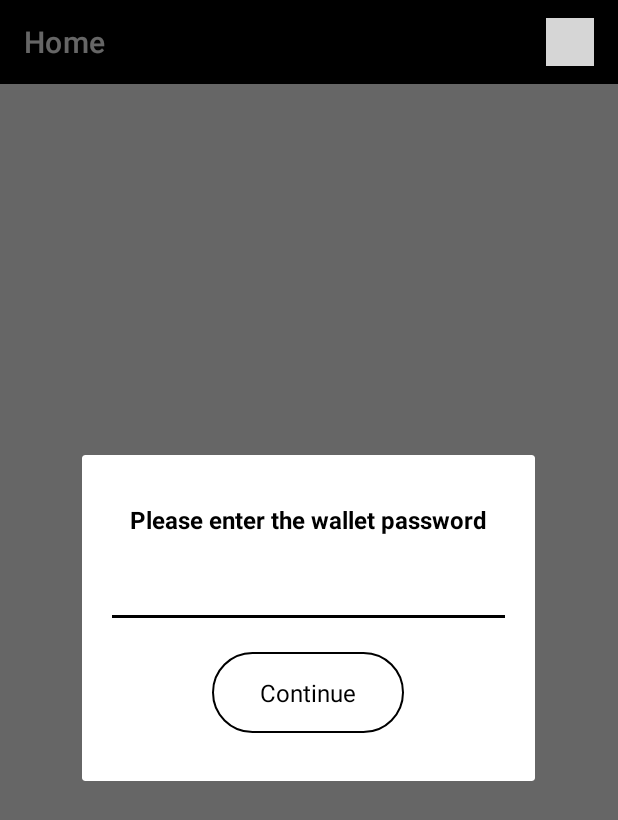
After one commit to farzam-aghamohammadi/Refiq, an Android app built with Jetpack Compose: the EnterPasswordFragment screen opened through its navigation route, on a phone screen of 412 x 824 dp. The commit adds this screen. Shown: the top 820 px of the screen. Run offline under Robolectric (Android 15) with nearby library versions, the phone set to English and light mode, and no system bars; our stand-ins replace navigation-ui; grey boxes are pictures that could not be loaded.

Commit message:
Design and implement getting password

```diff
--- a/Apps/Android/app/src/main/java/com/eth/refiq/ui/wallet/WalletFragment.kt
+++ b/Apps/Android/app/src/main/java/com/eth/refiq/ui/wallet/WalletFragment.kt
@@ -8,6 +8,7 @@ import android.widget.TextView
 import androidx.fragment.app.Fragment
 import androidx.lifecycle.ViewModelProvider
 import androidx.navigation.fragment.findNavController
+import com.eth.refiq.R
 import com.eth.refiq.databinding.FragmentWalletBinding
 import org.koin.androidx.viewmodel.ext.android.activityViewModel
 
@@ -37,8 +38,12 @@ class WalletFragment : Fragment() {
             findNavController().popBackStack()
         }
         binding.walletImport.setOnClickListener {
+            findNavController().navigate(R.id.action_to_enter_password)
+        }
+        binding.walletNew.setOnClickListener {
+            findNavController().navigate(R.id.action_to_enter_password)
+        }
 
-        }
     }
     override fun onDestroyView() {
         super.onDestroyView()
--- a/Apps/Android/app/src/main/java/com/eth/refiq/ui/wallet/newwallet/NewWalletFragment.kt
+++ b/Apps/Android/app/src/main/java/com/eth/refiq/ui/wallet/newwallet/NewWalletFragment.kt
@@ -3,4 +3,5 @@ package com.eth.refiq.ui.wallet.newwallet
 import com.google.android.material.bottomsheet.BottomSheetDialogFragment
 
 class NewWalletFragment : BottomSheetDialogFragment() {
+
 }
--- /dev/null
+++ b/Apps/Android/app/src/main/java/com/eth/refiq/ui/wallet/newwallet/password/EnterPasswordFragment.kt
@@ -0,0 +1,57 @@
+package com.eth.refiq.ui.wallet.newwallet.password
+
+import android.os.Bundle
+import androidx.fragment.app.Fragment
+import android.view.LayoutInflater
+import android.view.View
+import android.view.ViewGroup
+import androidx.fragment.app.DialogFragment
+import com.eth.refiq.R
+import com.eth.refiq.databinding.FragmentEnterPasswordBinding
+import com.eth.refiq.databinding.FragmentWalletBinding
+
+// TODO: Rename parameter arguments, choose names that match
+// the fragment initialization parameters, e.g. ARG_ITEM_NUMBER
+private const val ARG_PARAM1 = "param1"
+private const val ARG_PARAM2 = "param2"
+
+/**
+ * A simple [Fragment] subclass.
+ * Use the [EnterPasswordFragment.newInstance] factory method to
+ * create an instance of this fragment.
+ */
+class EnterPasswordFragment : DialogFragment() {
+    private var _binding: FragmentEnterPasswordBinding? = null
+
+    override fun onCreateView(
+        inflater: LayoutInflater,
+        container: ViewGroup?,
+        savedInstanceState: Bundle?
+    ): View {
+
+        _binding = FragmentEnterPasswordBinding.inflate(inflater, container, false)
+        return binding.root
+
+    }
+
+    private val binding get() = _binding!!
+
+    override fun onViewCreated(view: View, savedInstanceState: Bundle?) {
+        super.onViewCreated(view, savedInstanceState)
+        binding.enterpassButton.setOnClickListener {
+
+        }
+    }
+    private fun onContinueClicked(){
+        val password=binding.enterpassEdittext.text.toString()
+        when(arguments?.getString("destination")){
+            "import"->{}
+            "new"->{}
+
+        }
+    }
+    override fun onDestroyView() {
+        super.onDestroyView()
+        _binding = null
+    }
+}
--- /dev/null
+++ b/Apps/Android/app/src/main/res/layout/fragment_enter_password.xml
@@ -0,0 +1,43 @@
+<?xml version="1.0" encoding="utf-8"?>
+<androidx.appcompat.widget.LinearLayoutCompat xmlns:android="http://schemas.android.com/apk/res/android"
+    xmlns:tools="http://schemas.android.com/tools"
+    android:layout_width="match_parent"
+    android:layout_height="match_parent"
+    android:orientation="vertical"
+    android:padding="16dp"
+    tools:context=".ui.wallet.newwallet.password.EnterPasswordFragment">
+
+    <!-- TODO: Update blank fragment layout -->
+    <TextView
+        android:layout_width="wrap_content"
+        android:layout_height="wrap_content"
+        android:layout_gravity="center"
+        android:gravity="center"
+        android:layout_margin="16dp"
+        android:textSize="16sp"
+        android:text="@string/please_enter_a_password_for_the_wallet"
+        android:textStyle="bold" />
+
+    <androidx.appcompat.widget.AppCompatEditText
+        android:id="@+id/enterpass_edittext"
+        android:layout_width="match_parent"
+        android:layout_height="wrap_content" />
+
+    <androidx.appcompat.widget.AppCompatTextView
+        android:id="@+id/enterpass_button"
+        android:layout_width="128dp"
+        android:layout_height="wrap_content"
+        android:layout_gravity="center"
+        android:layout_marginBottom="128dp"
+        android:background="@drawable/radius_border"
+        android:clickable="true"
+        android:focusable="true"
+        android:foreground="?attr/selectableItemBackground"
+        android:gravity="center"
+        android:layout_margin="16dp"
+        android:padding="16dp"
+        android:text="@string/continue_enter_password"
+        android:textColor="@color/black"
+        android:textSize="16sp" />
+
+</androidx.appcompat.widget.LinearLayoutCompat>
--- a/Apps/Android/app/src/main/res/navigation/mobile_navigation.xml
+++ b/Apps/Android/app/src/main/res/navigation/mobile_navigation.xml
@@ -51,5 +51,14 @@
         android:id="@+id/navigation_wallet"
         android:name="com.eth.refiq.ui.wallet.WalletFragment"
         android:label="@string/title_wallet"
-        tools:layout="@layout/fragment_wallet" />
+        tools:layout="@layout/fragment_wallet" >
+        <action android:id="@+id/action_to_enter_password" app:destination="@id/navigation_enterpassword"/>
+    </fragment>
+
+
+    <dialog android:id="@+id/navigation_enterpassword"
+        android:name="com.eth.refiq.ui.wallet.newwallet.password.EnterPasswordFragment"
+        android:label="@string/title_enter_password"
+        tools:layout="@layout/fragment_enter_password"
+        />
 </navigation>
--- a/Apps/Android/app/src/main/res/values/strings.xml
+++ b/Apps/Android/app/src/main/res/values/strings.xml
@@ -13,4 +13,7 @@
     <string name="check_out_topic_info">Check out topic info</string>
     <string name="import_a_wallet">Import a wallet</string>
     <string name="create_a_new_wallet">Create a new wallet</string>
+    <string name="please_enter_a_password_for_the_wallet">Please enter the wallet password</string>
+    <string name="continue_enter_password">Continue</string>
+    <string name="title_enter_password">Enter password</string>
 </resources>
--- a/Apps/Android/app/src/main/res/values/themes.xml
+++ b/Apps/Android/app/src/main/res/values/themes.xml
@@ -6,7 +6,7 @@
         <item name="colorPrimaryVariant">#526D82</item>
         <item name="colorOnPrimary">#9DB2BF</item>
         <!-- Secondary brand color. -->
-        <item name="colorSecondary">@color/white</item>
+        <item name="colorSecondary">@color/black</item>
         <item name="colorSecondaryVariant">@color/teal_700</item>
         <item name="colorOnSecondary">@color/black</item>
         <!-- Status bar color. -->
```
